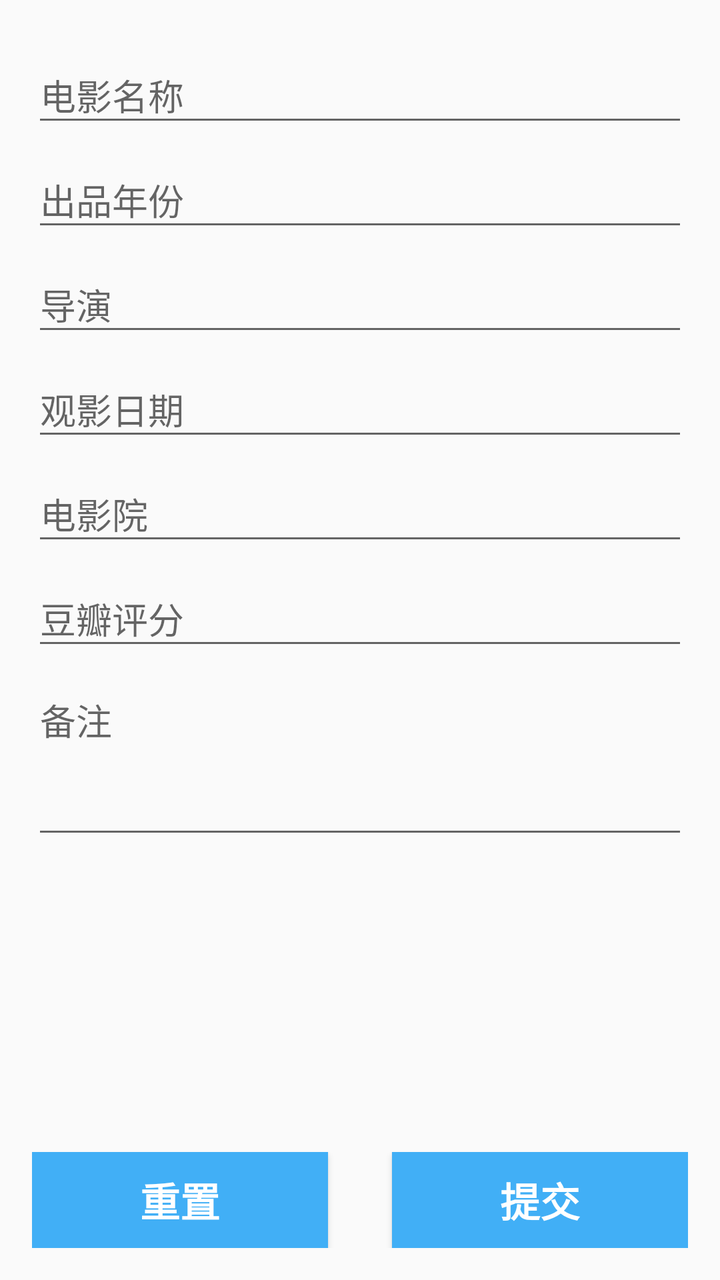
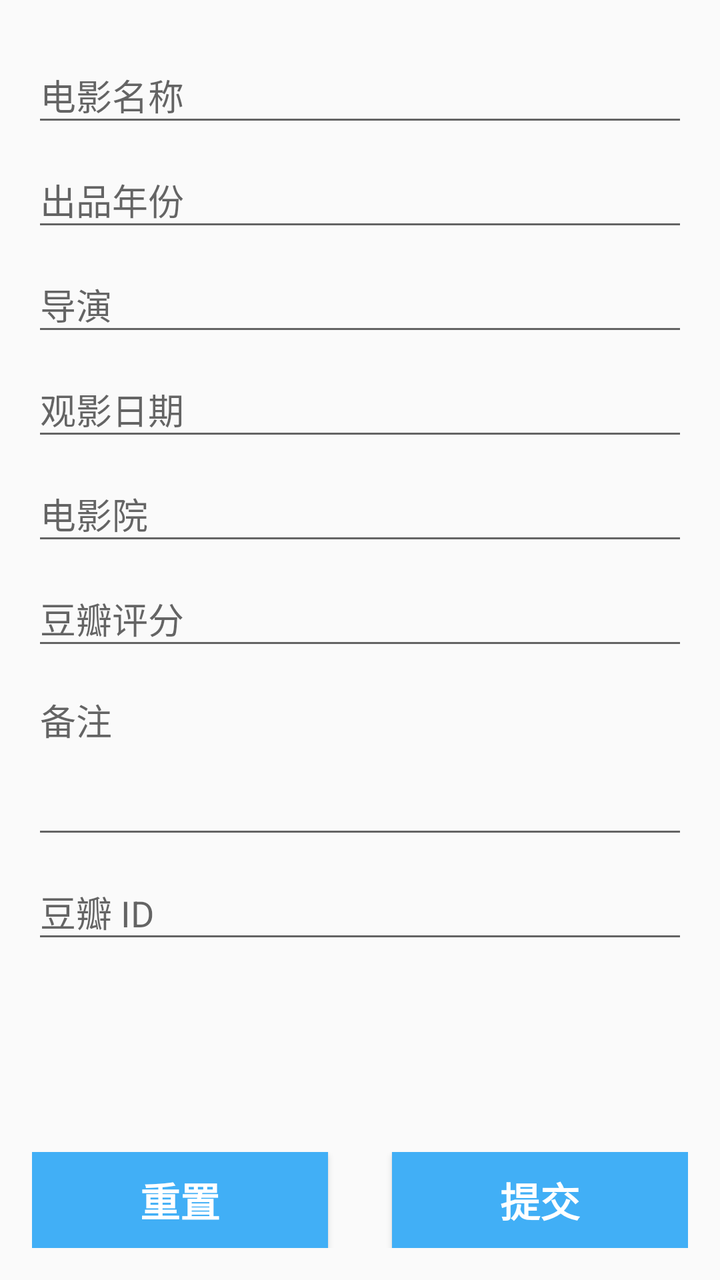

The first picture is an Android layout as it rendered before a commit; the second is the same layout after the commit. The layout source and the unified diff follow.
<!-- AndroidManifest.xml: application theme AppTheme -->
<!-- res/layout/content_film_info.xml -->
<?xml version="1.0" encoding="utf-8"?>
<RelativeLayout xmlns:android="http://schemas.android.com/apk/res/android"
                xmlns:tools="http://schemas.android.com/tools"
                xmlns:app="http://schemas.android.com/apk/res-auto"
                android:layout_width="match_parent"
                android:layout_height="match_parent"
                app:layout_behavior="@string/appbar_scrolling_view_behavior"
                tools:context="cn.sixlab.app.mineapps.activity.FilmInfoActivity"
                tools:showIn="@layout/activity_film_info">

    <LinearLayout
        android:id="@+id/panelBottom"
        android:layout_width="match_parent"
        android:layout_height="wrap_content"
        android:layout_alignParentBottom="true"
        android:padding="@dimen/fab_margin"
        android:orientation="horizontal">

        <Button
            android:id="@+id/film_info_clear"
            style="?android:textAppearanceSmall"
            android:layout_width="wrap_content"
            android:layout_height="wrap_content"
            android:layout_weight="1"
            android:layout_marginRight="@dimen/fab_margin"
            android:background="@color/colorPrimary"
            android:text="@string/action_reset"
            android:textColor="@color/colorWhite"
            android:textSize="20sp"
            android:onClick="initInput"
            android:textStyle="bold"/>

        <Button
            android:id="@+id/film_info_submit"
            style="?android:textAppearanceSmall"
            android:layout_width="wrap_content"
            android:layout_height="wrap_content"
            android:layout_weight="1"
            android:layout_marginLeft="@dimen/fab_margin"
            android:background="@color/colorPrimary"
            android:text="@string/action_submit"
            android:textColor="@color/colorWhite"
            android:textSize="20sp"
            android:onClick="submitFilm"
            android:textStyle="bold"/>
    </LinearLayout>

    <ScrollView
        android:layout_width="match_parent"
        android:layout_height="wrap_content"
        android:layout_alignParentTop="true"
        android:layout_above="@id/panelBottom">
        <LinearLayout
            android:layout_width="match_parent"
            android:layout_height="wrap_content"
            android:paddingBottom="@dimen/activity_vertical_margin"
            android:paddingLeft="@dimen/activity_horizontal_margin"
            android:paddingRight="@dimen/activity_horizontal_margin"
            android:paddingTop="@dimen/activity_vertical_margin"
            android:orientation="vertical">

            <android.support.design.widget.TextInputLayout
                android:layout_width="match_parent"
                android:layout_height="wrap_content">

                <EditText
                    android:id="@+id/text_film_name"
                    android:layout_width="match_parent"
                    android:layout_height="wrap_content"
                    android:hint="@string/prompt_film_name"
                    android:inputType="text"
                    android:maxLines="1"
                    android:singleLine="true"/>
            </android.support.design.widget.TextInputLayout>

            <android.support.design.widget.TextInputLayout
                android:layout_width="match_parent"
                android:layout_height="wrap_content">
                <EditText
                    android:id="@+id/text_produce_year"
                    android:layout_width="match_parent"
                    android:layout_height="wrap_content"
                    android:hint="@string/prompt_produce_year"
                    android:inputType="number"
                    android:maxLines="1"
                    android:singleLine="true"/>
            </android.support.design.widget.TextInputLayout>

            <android.support.design.widget.TextInputLayout
                android:layout_width="match_parent"
                android:layout_height="wrap_content">
                <EditText
                    android:id="@+id/text_director"
                    android:layout_width="match_parent"
                    android:layout_height="wrap_content"
                    android:hint="@string/prompt_director"
                    android:inputType="text"
                    android:maxLines="1"
                    android:singleLine="true"/>
            </android.support.design.widget.TextInputLayout>

            <android.support.design.widget.TextInputLayout
                android:layout_width="match_parent"
                android:layout_height="wrap_content">
                <EditText
                    android:id="@+id/text_view_date"
                    android:layout_width="match_parent"
                    android:layout_height="wrap_content"
                    android:hint="@string/prompt_view_date"
                    android:inputType="date"
                    android:maxLines="1"
                    android:singleLine="true"/>
            </android.support.design.widget.TextInputLayout>

            <android.support.design.widget.TextInputLayout
                android:layout_width="match_parent"
                android:layout_height="wrap_content">
                <EditText
                    android:id="@+id/text_cinema"
                    android:layout_width="match_parent"
                    android:layout_height="wrap_content"
                    android:hint="@string/prompt_cinema"
                    android:inputType="text"
                    android:maxLines="1"
                    android:singleLine="true"/>
            </android.support.design.widget.TextInputLayout>

            <android.support.design.widget.TextInputLayout
                android:layout_width="match_parent"
                android:layout_height="wrap_content">
                <EditText
                    android:id="@+id/text_douban_score"
                    android:layout_width="match_parent"
                    android:layout_height="wrap_content"
                    android:hint="@string/prompt_douban_score"
                    android:inputType="numberDecimal"
                    android:maxLines="1"
                    android:singleLine="true"/>
            </android.support.design.widget.TextInputLayout>

            <android.support.design.widget.TextInputLayout
                android:layout_width="match_parent"
                android:layout_height="wrap_content">
                <EditText
                    android:id="@+id/text_remark"
                    android:layout_width="match_parent"
                    android:layout_height="wrap_content"
                    android:hint="@string/prompt_remark"
                    android:inputType="textMultiLine"
                    android:minLines="3"
                    android:maxLines="5"
                    android:gravity="left|top"/>
            </android.support.design.widget.TextInputLayout>

        </LinearLayout>
    </ScrollView>
</RelativeLayout>
<!-- res/layout/activity_film_info.xml (included above) -->
<?xml version="1.0" encoding="utf-8"?>
<android.support.design.widget.CoordinatorLayout
    xmlns:android="http://schemas.android.com/apk/res/android"
    xmlns:app="http://schemas.android.com/apk/res-auto"
    xmlns:tools="http://schemas.android.com/tools"
    android:layout_width="match_parent"
    android:layout_height="match_parent"
    tools:context="cn.sixlab.app.mineapps.activity.FilmInfoActivity">

    <android.support.design.widget.AppBarLayout
        android:layout_width="match_parent"
        android:layout_height="wrap_content"
        android:theme="@style/AppTheme.AppBarOverlay">

        <android.support.v7.widget.Toolbar
            android:id="@+id/toolbar"
            android:layout_width="match_parent"
            android:layout_height="?attr/actionBarSize"
            android:background="?attr/colorPrimary"
            app:popupTheme="@style/AppTheme.PopupOverlay"/>

    </android.support.design.widget.AppBarLayout>

    <include layout="@layout/content_film_info"/>

    <android.support.design.widget.FloatingActionButton
        android:id="@+id/fab"
        android:layout_width="wrap_content"
        android:layout_height="wrap_content"
        android:layout_gravity="bottom|end"
        android:layout_margin="@dimen/fab_margin"
        android:tint="@color/colorWhite"
        app:backgroundTint="@color/colorPrimary"
        app:srcCompat="@drawable/ic_search_black_24dp"/>

</android.support.design.widget.CoordinatorLayout>
<!-- resources referenced by this layout -->
<resources>
  <color name="colorPrimary">#41AFF6</color>
  <color name="colorWhite">#FFFFFF</color>
  <dimen name="activity_horizontal_margin">16dp</dimen>
  <dimen name="activity_vertical_margin">16dp</dimen>
  <dimen name="fab_margin">16dp</dimen>
  <!-- drawable ic_search_black_24dp (drawable) -->
  <vector xmlns:android="http://schemas.android.com/apk/res/android"
          android:width="24dp"
          android:height="24dp"
          android:viewportWidth="24.0"
          android:viewportHeight="24.0">
      <path
          android:fillColor="#FF000000"
          android:pathData="M15.5,14h-0.79l-0.28,-0.27C15.41,12.59 16,11.11 16,9.5 16,5.91 13.09,3 9.5,3S3,5.91 3,9.5 5.91,16 9.5,16c1.61,0 3.09,-0.59 4.23,-1.57l0.27,0.28v0.79l5,4.99L20.49,19l-4.99,-5zM9.5,14C7.01,14 5,11.99 5,9.5S7.01,5 9.5,5 14,7.01 14,9.5 11.99,14 9.5,14z"/>
  </vector>
  <string name="action_reset">重置</string>
  <string name="action_submit">提交</string>
  <string name="prompt_cinema">电影院</string>
  <string name="prompt_director">导演</string>
  <string name="prompt_douban_score">豆瓣评分</string>
  <string name="prompt_film_name">电影名称</string>
  <string name="prompt_produce_year">出品年份</string>
  <string name="prompt_remark">备注</string>
  <string name="prompt_view_date">观影日期</string>
  <style name="AppTheme.AppBarOverlay" parent="ThemeOverlay.AppCompat.Dark.ActionBar" />
  <style name="AppTheme.PopupOverlay" parent="ThemeOverlay.AppCompat.Light" />
  <style name="AppTheme" parent="Theme.AppCompat.Light.DarkActionBar">
          
          <item name="colorPrimary">@color/colorPrimary</item>
          <item name="colorPrimaryDark">@color/colorPrimaryDark</item>
          <item name="colorAccent">@color/colorAccent</item>
      </style>
  <color name="colorPrimaryDark">#189df5</color>
  <color name="colorAccent">#48b463</color>
</resources>

<!-- the commit's change to res/layout/content_film_info.xml (unified diff, before → after) -->
@@ -152,6 +152,19 @@
                     android:gravity="left|top"/>
             </android.support.design.widget.TextInputLayout>
 
+            <android.support.design.widget.TextInputLayout
+                android:layout_width="match_parent"
+                android:layout_height="wrap_content">
+                <EditText
+                    android:id="@+id/text_douban_key"
+                    android:layout_width="match_parent"
+                    android:layout_height="wrap_content"
+                    android:hint="@string/prompt_douban_key"
+                    android:inputType="text"
+                    android:maxLines="1"
+                    android:singleLine="true"/>
+            </android.support.design.widget.TextInputLayout>
+
         </LinearLayout>
     </ScrollView>
 </RelativeLayout>
<!-- resource entries referenced after the edit -->
@@ -19,6 +19,7 @@
   <string name="action_submit">提交</string>
   <string name="prompt_cinema">电影院</string>
   <string name="prompt_director">导演</string>
+  <string name="prompt_douban_key">豆瓣 ID</string>
   <string name="prompt_douban_score">豆瓣评分</string>
   <string name="prompt_film_name">电影名称</string>
   <string name="prompt_produce_year">出品年份</string>
